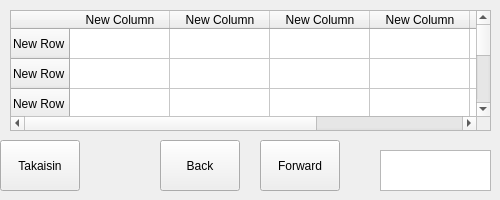
This is bank-automat/tilitapahtumat.ui in JohWid1/BankSimulRyhmatyo as Qt 5 draws it before an edit. The edited form follows.
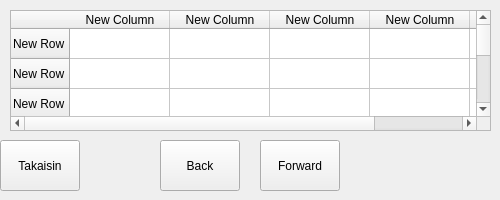
This is the edited form.

Commit message: tilitapahtuma valmis

```diff
--- a/bank-automat/tilitapahtumat.ui
+++ b/bank-automat/tilitapahtumat.ui
@@ -36,21 +36,6 @@
       <string>Takaisin</string>
      </property>
     </widget>
-    <widget class="QTextEdit" name="textEdit_tilitapahtumat">
-     <property name="geometry">
-      <rect>
-       <x>380</x>
-       <y>150</y>
-       <width>111</width>
-       <height>41</height>
-      </rect>
-     </property>
-     <property name="font">
-      <font>
-       <pointsize>12</pointsize>
-      </font>
-     </property>
-    </widget>
     <widget class="QPushButton" name="pushButton_tilitapahtumat_back">
      <property name="geometry">
       <rect>
@@ -136,11 +121,6 @@
        <string>New Column</string>
       </property>
      </column>
-     <column>
-      <property name="text">
-       <string>New Column</string>
-      </property>
-     </column>
     </widget>
    </widget>
    <widget class="QWidget" name="page_2"/>
```
The commit also changes 2 other files.
